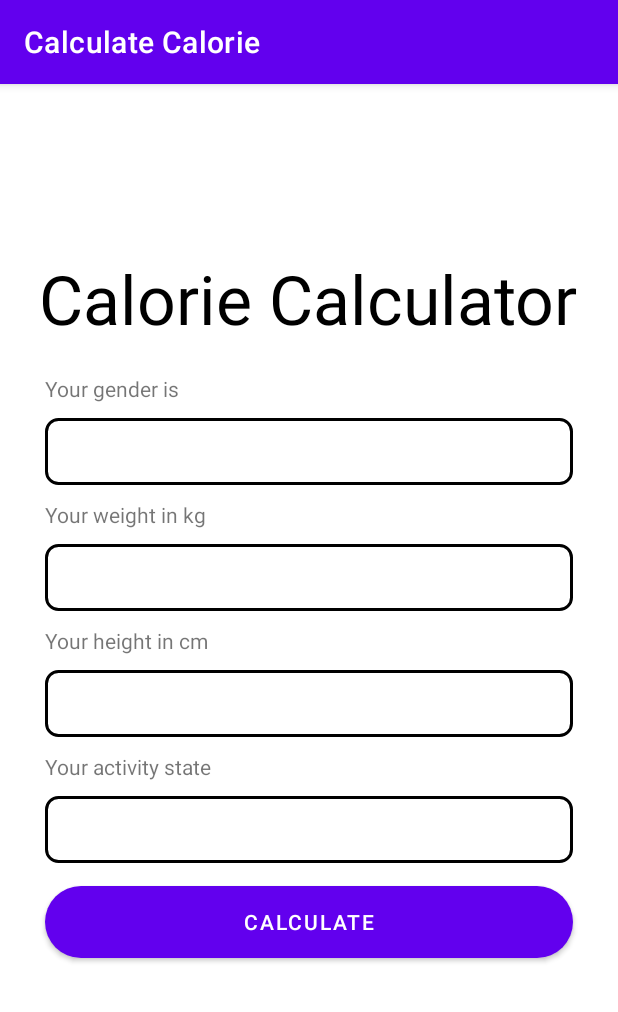
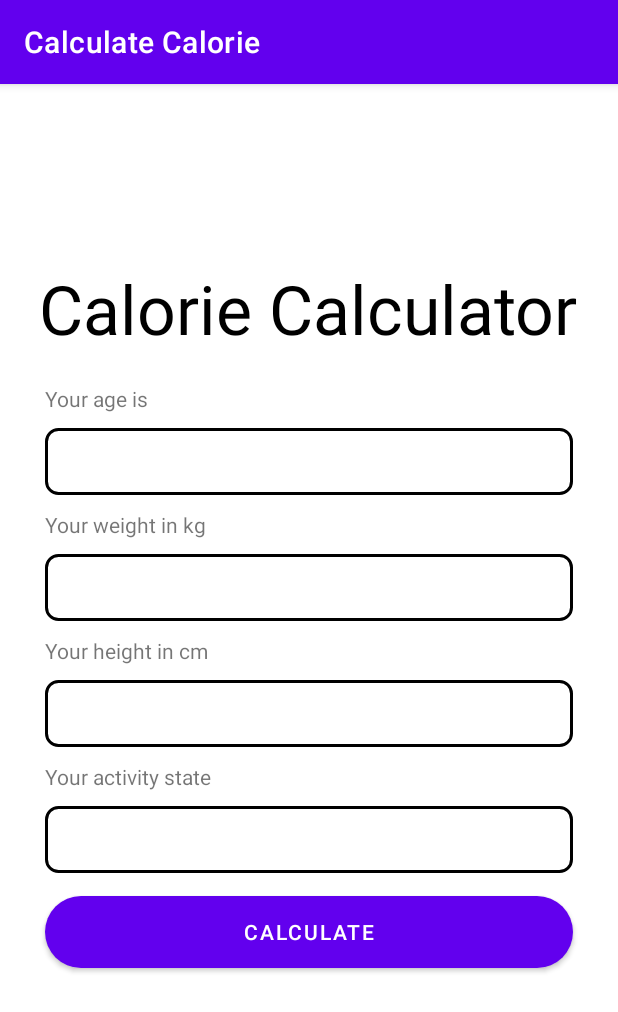
Before and after one commit to Buddhini-123/calorie, an Android app: the screen it shows after launch (MainActivity), on a phone screen of 412 x 824 dp. Shown: the top 1012 px of the screen. Run offline under Robolectric (Android 15) with nearby library versions, the phone set to English and light mode, and no system bars.

Commit message:
modify the equation

```diff
--- a/app/src/main/res/layout/activity_main.xml
+++ b/app/src/main/res/layout/activity_main.xml
@@ -23,15 +23,15 @@ android:layout_marginVertical="10dp"
         android:layout_height="wrap_content"
         android:layout_marginHorizontal="30dp"
         android:layout_marginVertical="10dp"
-        android:text="Your gender is" />
+        android:text="Your age is" />
 
     <EditText
 android:layout_width="match_parent"
 android:layout_height="wrap_content"
-android:id="@+id/gender"
+android:id="@+id/age"
 android:layout_marginHorizontal="30dp"
 android:padding="10dp"
-android:inputType="text"
+android:inputType="numberDecimal"
 android:background="@drawable/edit_bg"
     />
 <TextView
@@ -100,7 +100,7 @@ android:layout_width="wrap_content"
 android:layout_height="wrap_content"
 android:textAlignment="center"
     android:gravity="center_horizontal"
-android:textSize="50sp"
+android:textSize="40sp"
     />
 
     </LinearLayout>
```
Also changed, not shown: app/src/main/java/com/example/calculatecalorie/MainActivity.java (+8 -4 lines).
